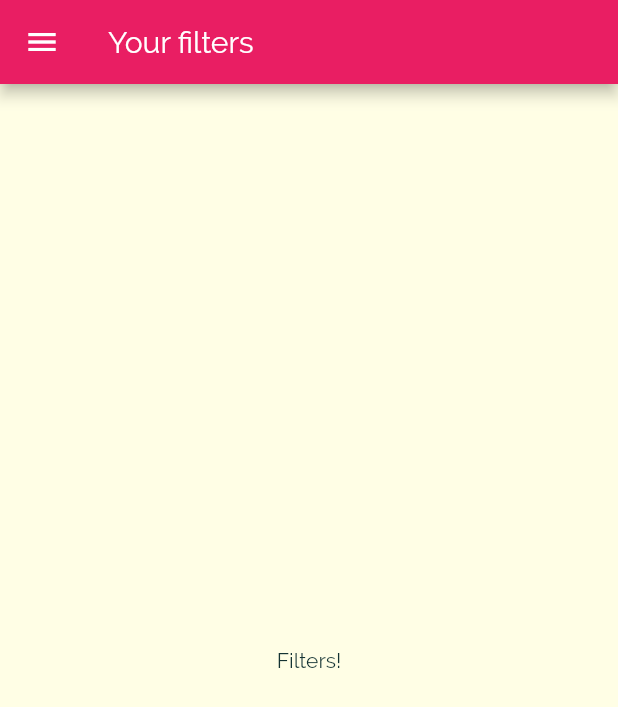
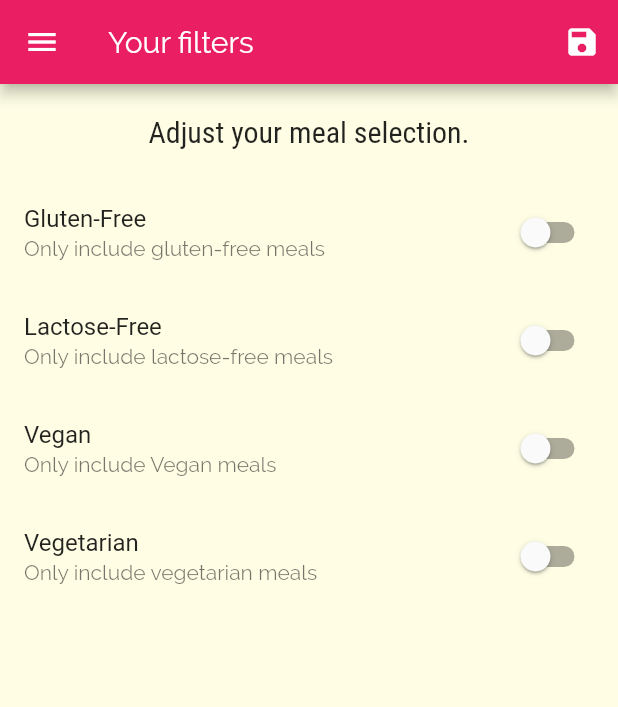
Before and after one commit to bigbenyayi/flutterMeals, a Flutter app: the FiltersScreen screen opened by its route, on a phone screen of 412 x 824 dp. Shown: the top 707 px of the screen. Run offline on Flutter 3.47's test engine with Material 2 defaults, Android fonts, the phone set to English and light mode, and no system bars.

Commit message:
Filter logic which needs to be relooked at (parsing data and functions)

```diff
--- a/lib/main.dart
+++ b/lib/main.dart
@@ -1,13 +1,49 @@
 import 'package:flutter/material.dart';
+import 'package:flutter_meals/dummy_data.dart';
 import 'package:flutter_meals/screens/filters_screen.dart';
 import 'package:flutter_meals/screens/meal_detail_screen.dart';
 import './screens/tabs_screen.dart';
-import 'screens/categories_screen.dart';
 import 'screens/category_meals_screen.dart';
+import './models/meal.dart';
 
 void main() => runApp(MyApp());
 
-class MyApp extends StatelessWidget {
+class MyApp extends StatefulWidget {
+  @override
+  _MyAppState createState() => _MyAppState();
+}
+
+class _MyAppState extends State<MyApp> {
+  Map<String, bool> _filters = {
+    "gluten": false,
+    "lactose": false,
+    "vegan": false,
+    "vegetarian": false,
+  };
+  List<Meal> _availableMeals = DUMMY_MEALS;
+
+  void _setFilters(Map<String, bool> filterData) {
+    setState(() {
+      _filters = filterData;
+
+      _availableMeals = DUMMY_MEALS.where((meal) {
+        if (_filters["gluten"] && !meal.isGlutenFree) {
+          return false;
+        }
+        if (_filters["lactose"] && !meal.isLactoseFree) {
+          return false;
+        }
+        if (_filters["vegan"] && !meal.isVegan) {
+          return false;
+        }
+        if (_filters["vegetarian"] && !meal.isVegetarian) {
+          return false;
+        }
+        return true;
+      }).toList();
+    });
+  }
+
   @override
   Widget build(BuildContext context) {
     return MaterialApp(
@@ -32,15 +68,15 @@ class MyApp extends StatelessWidget {
 //      home: CategoriesScreen(),
       routes: {
         "/": (context) => TabScreen(),
-        CategoryMealsScreen.routeName: (context) => CategoryMealsScreen(),
+        CategoryMealsScreen.routeName: (context) => CategoryMealsScreen(_availableMeals),
         MealDetailScreen.routeName: (context) => MealDetailScreen(),
-        FiltersScreen.routeName: (context) => FiltersScreen(),
+        FiltersScreen.routeName: (context) => FiltersScreen(_filters, _setFilters),
       },
 //      onGenerateRoute: (settings){
 //        print(settings.arguments);
 //        return MaterialPageRoute(builder: (ctx) => CategoriesScreen())
 //      },
-    //404 route basically
+      //404 route basically
 //      onUnknownRoute: ,
     );
   }
--- a/lib/screens/category_meals_screen.dart
+++ b/lib/screens/category_meals_screen.dart
@@ -1,11 +1,15 @@
 import 'package:flutter/material.dart';
-import 'package:flutter_meals/widgets/meal_item.dart';
 
-import '../dummy_data.dart';
+import '../widgets/meal_item.dart';
 import '../models/meal.dart';
 
 class CategoryMealsScreen extends StatefulWidget {
   static const routeName = "/categories-meals";
+
+  final List<Meal> availableMeals;
+
+
+  CategoryMealsScreen(this.availableMeals);
 
   @override
   _CategoryMealsScreenState createState() => _CategoryMealsScreenState();
@@ -23,7 +27,7 @@ class _CategoryMealsScreenState extends State<CategoryMealsScreen> {
           ModalRoute.of(context).settings.arguments as Map<String, String>;
       categoryTitle = routeArgs["title"];
       final categoryId = routeArgs["id"];
-      displayedMeals = DUMMY_MEALS.where((meal) {
+      displayedMeals = widget.availableMeals.where((meal) {
         return meal.categories.contains(categoryId);
       }).toList();
       _loadedInitData = true;
--- a/lib/screens/filters_screen.dart
+++ b/lib/screens/filters_screen.dart
@@ -1,16 +1,104 @@
 import 'package:flutter/material.dart';
 import 'package:flutter_meals/widgets/main_drawer.dart';
 
-class FiltersScreen extends StatelessWidget {
+class FiltersScreen extends StatefulWidget {
   static const routeName = "/filters";
+
+  final Function saveFilters;
+  final Map<String, bool> currentFilter;
+
+  FiltersScreen( this.currentFilter, this.saveFilters);
+
+  @override
+  _FiltersScreenState createState() => _FiltersScreenState();
+}
+
+class _FiltersScreenState extends State<FiltersScreen> {
+
+  bool _glutenFree = false;
+  bool _vegetarian = false;
+  bool _vegan = false;
+  bool _lactoseFree = false;
+
+  @override
+  void initState() {
+    _glutenFree = widget.currentFilter["gluten"];
+    _vegetarian = widget.currentFilter["vegetarian"];
+    _vegan = widget.currentFilter["vegan"];
+    _lactoseFree = widget.currentFilter["lactose"];
+    super.initState();
+  }
+
+
+  Widget _buildSwitchListTile(String title, String description,
+      bool currentValue, Function updateValue) {
+    return SwitchListTile(
+        title: Text(title),
+        value: currentValue,
+        subtitle: Text(description),
+        onChanged: updateValue);
+  }
 
   @override
   Widget build(BuildContext context) {
     return Scaffold(
-      appBar: AppBar(
-        title: Text("Your filters"),
-      ),
+        appBar: AppBar(
+          title: Text("Your filters"),
+          actions: <Widget>[
+            IconButton(
+              icon: Icon(Icons.save),
+              onPressed: () {
+                final selectedFilters = {
+                  "gluten": _glutenFree,
+                  "lactose": _lactoseFree,
+                  "vegan": _vegan,
+                  "vegetarian": _vegetarian,
+                };
+                widget.saveFilters(selectedFilters);
+              },
+            )
+          ],
+        ),
         drawer: MainDrawer(),
-        body: Center(child: Text("Filters!"),));
+        body: Column(children: <Widget>[
+          Container(
+            padding: EdgeInsets.all(20),
+            child: Text(
+              "Adjust your meal selection.",
+              style: Theme.of(context).textTheme.title,
+            ),
+          ),
+          Expanded(
+              child: ListView(
+            children: <Widget>[
+              _buildSwitchListTile(
+                  "Gluten-Free", "Only include gluten-free meals", _glutenFree,
+                  (newValue) {
+                setState(() {
+                  _glutenFree = newValue;
+                });
+              }),
+              _buildSwitchListTile("Lactose-Free",
+                  "Only include lactose-free meals", _lactoseFree, (newValue) {
+                setState(() {
+                  _lactoseFree = newValue;
+                });
+              }),
+              _buildSwitchListTile("Vegan", "Only include Vegan meals", _vegan,
+                  (newValue) {
+                setState(() {
+                  _vegan = newValue;
+                });
+              }),
+              _buildSwitchListTile(
+                  "Vegetarian", "Only include vegetarian meals", _vegetarian,
+                  (newValue) {
+                setState(() {
+                  _vegetarian = newValue;
+                });
+              }),
+            ],
+          ))
+        ]));
   }
 }
```
